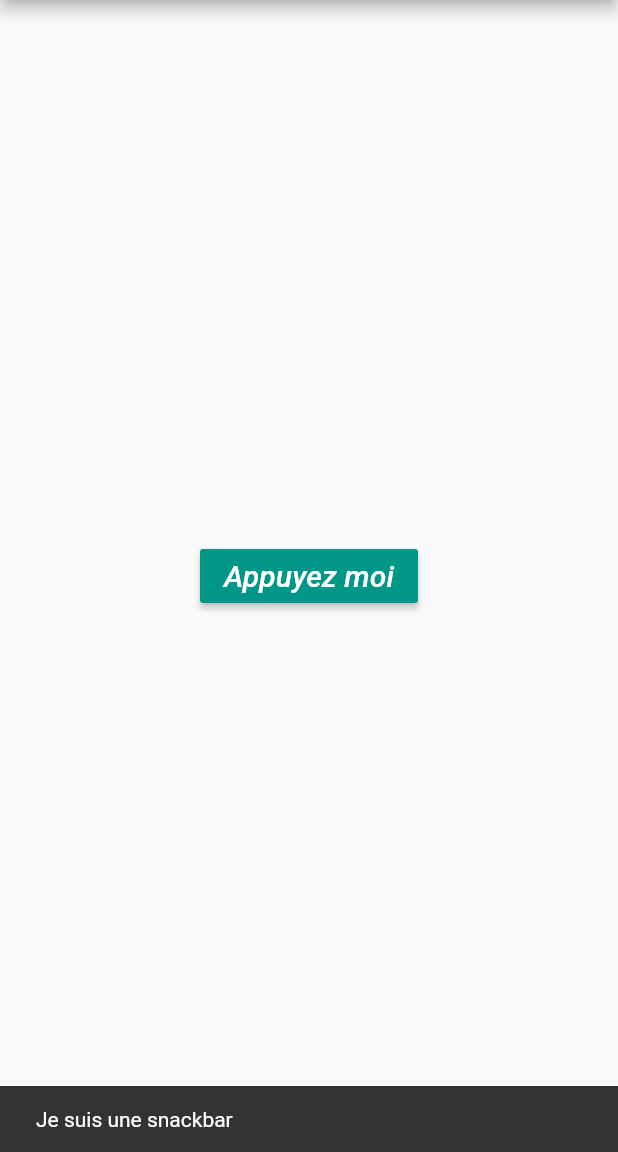
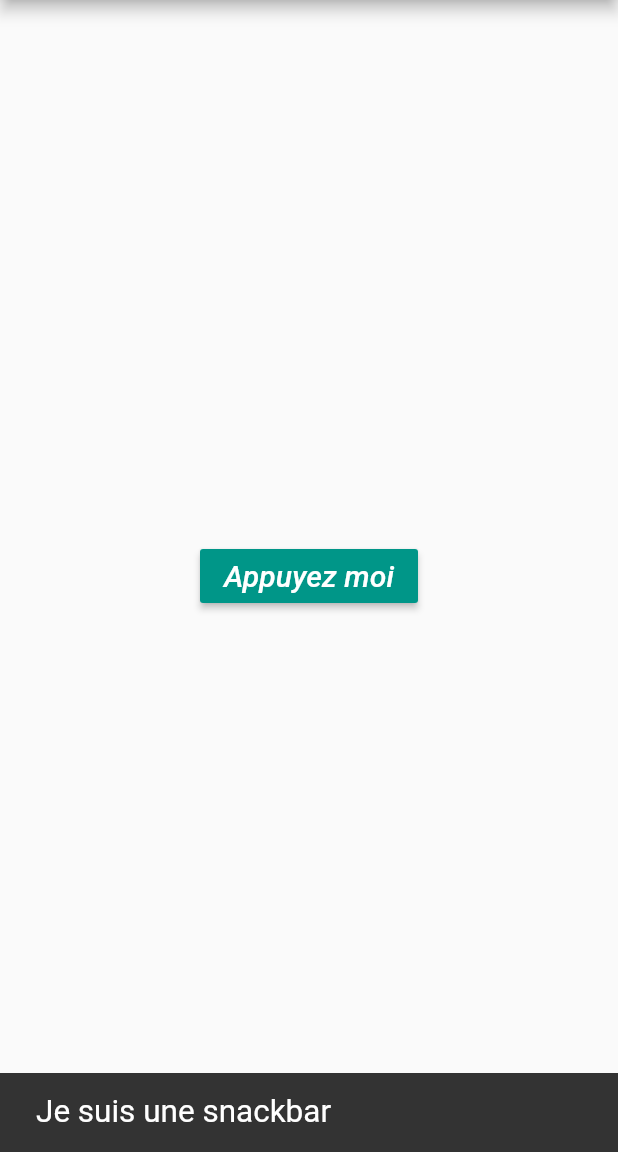
Before and after one commit to labarefo/flutter_pop, a Flutter app: the screen it shows after launch, after a tap on "Appuyez moi", on a phone screen of 412 x 824 dp, the part 84-1236 px from its top. Run offline on Flutter 3.47's test engine with Material 2 defaults, Android fonts, the phone set to English and light mode, and no system bars.

Commit message:
snackbar

```diff
--- a/lib/body.dart
+++ b/lib/body.dart
@@ -27,7 +27,11 @@ class _BodyState extends State<Body> {
 
   void snack(){
     SnackBar snackBar = new SnackBar(
-        content: new Text('Je suis une snackbar')
+        content: new Text(
+            'Je suis une snackbar',
+        textScaleFactor: 1.5,
+        ),
+      duration: new Duration(seconds: 5),
     );
 
     Scaffold.of(context).showSnackBar(snackBar);
```
